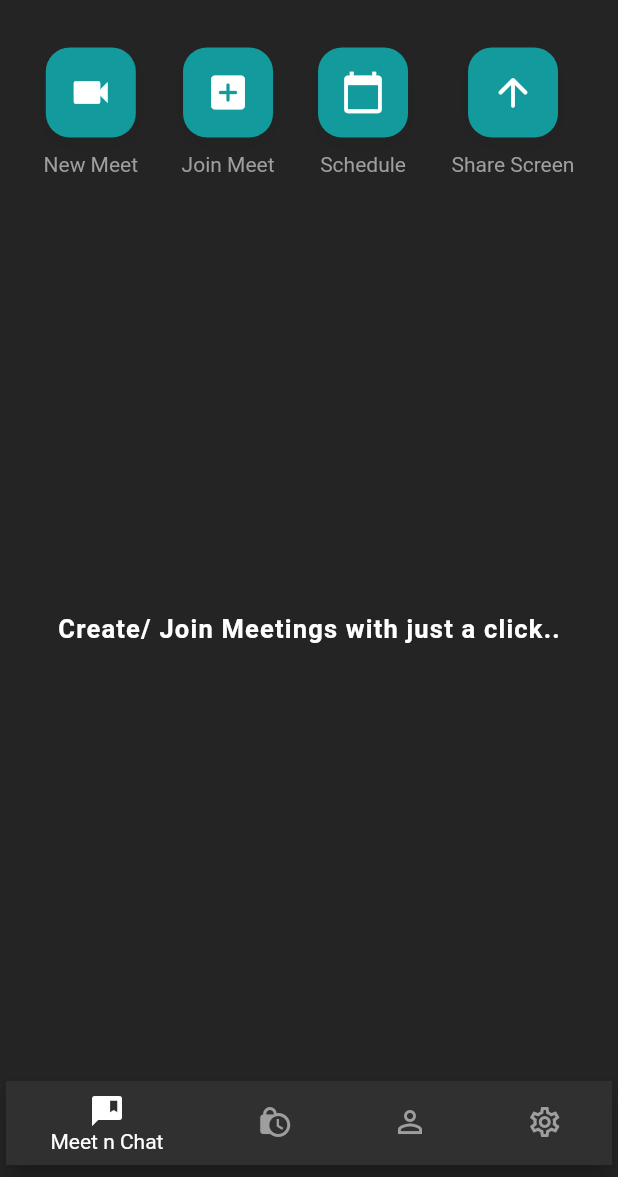
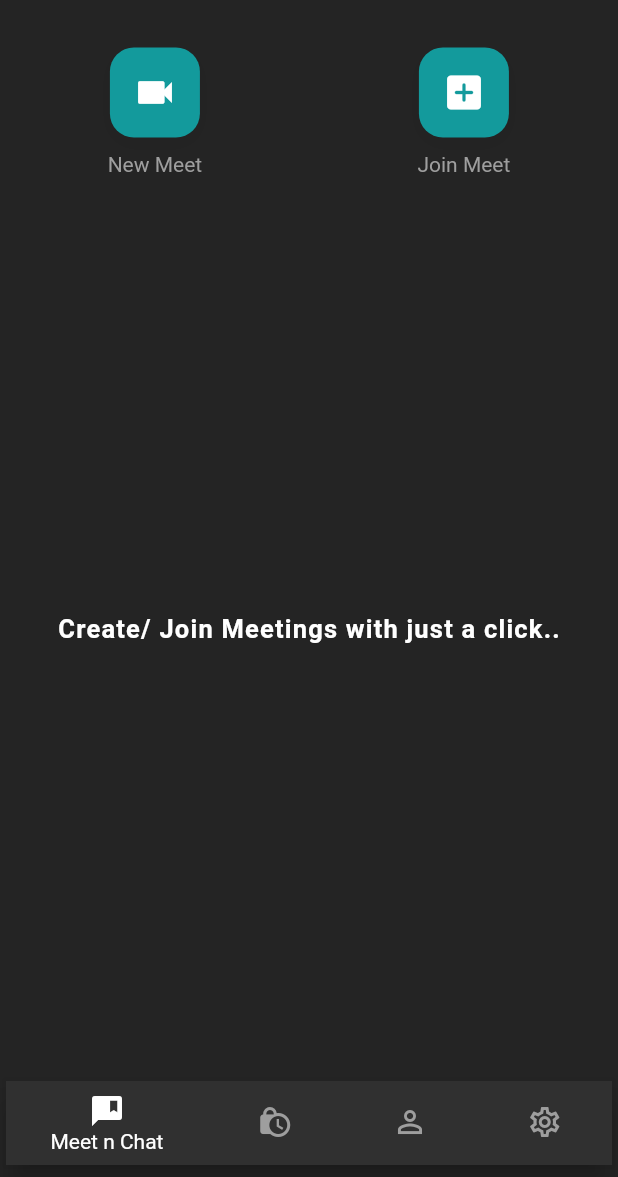
Before and after one commit to stp2003/virtual_vortex, a Flutter app: the screen it shows once a user with an empty profile is signed in, on a phone screen of 412 x 824 dp, the part 59-1236 px from its top. Run offline on Flutter 3.47's test engine with Material 2 defaults, Android fonts, the light colour scheme and no system bars; our stand-ins replace cloud_firestore, firebase_auth, firebase_core, google_sign_in; missing offline and left inert: jitsi_meet; accounts and stored records are empty.

Commit message:
Update meeting_screen.dart

```diff
--- a/lib/screens/meeting_screen.dart
+++ b/lib/screens/meeting_screen.dart
@@ -31,7 +31,7 @@ class MeetingScreen extends StatelessWidget {
       child: Column(
         children: [
           Row(
-            mainAxisAlignment: MainAxisAlignment.spaceEvenly,
+            mainAxisAlignment: MainAxisAlignment.spaceAround,
             children: [
               HomeMeetingButton(
                 onPressed: createNewMeeting,
@@ -43,16 +43,17 @@ class MeetingScreen extends StatelessWidget {
                 text: 'Join Meet',
                 icon: Icons.add_box_rounded,
               ),
-              HomeMeetingButton(
-                onPressed: () {},
-                text: 'Schedule',
-                icon: Icons.calendar_today,
-              ),
-              HomeMeetingButton(
-                onPressed: () {},
-                text: 'Share Screen',
-                icon: Icons.arrow_upward_rounded,
-              ),
+              //?? more features for further implementation ->
+//               HomeMeetingButton(
+//                 onPressed: () {},
+//                 text: 'Schedule',
+//                 icon: Icons.calendar_today,
+//               ),
+//               HomeMeetingButton(
+//                 onPressed: () {},
+//                 text: 'Share Screen',
+//                 icon: Icons.arrow_upward_rounded,
+//               ),
             ],
           ),
 
```
